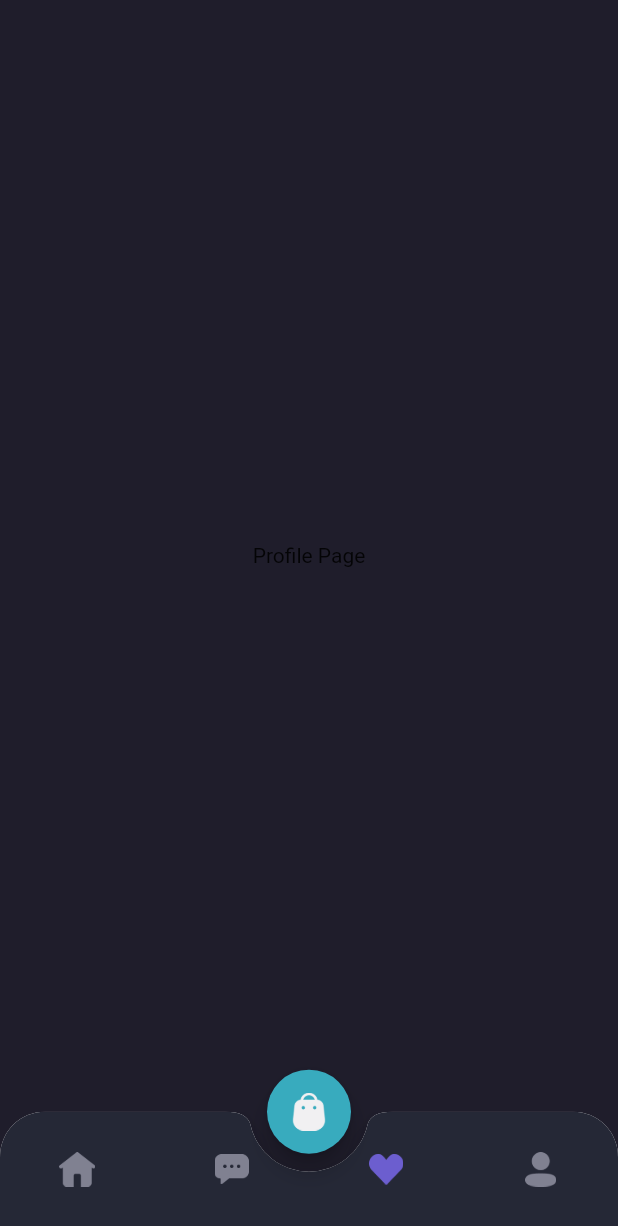
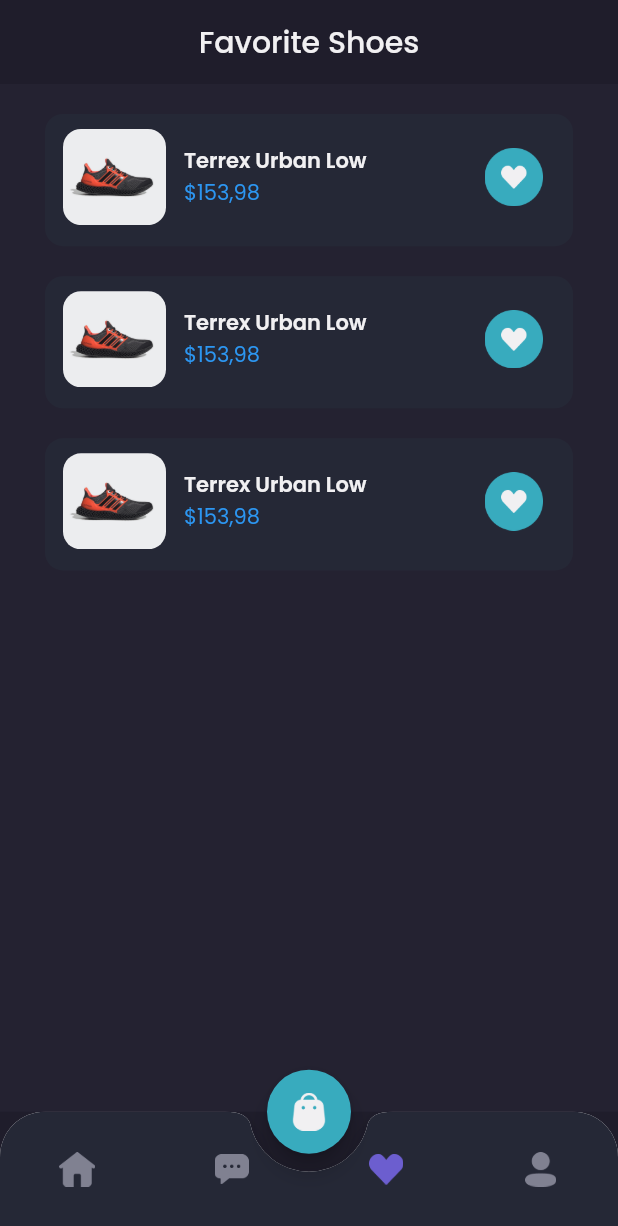
Before and after one commit to andripriyandi/Shoes-Market, a Flutter app: the MainPage screen opened by its route, item 3 of the bottom bar chosen, on a phone screen of 412 x 824 dp. Shown: the top 1226 px of the screen. Run offline on Flutter 3.47's test engine with Material 2 defaults, Android fonts, the phone set to English and light mode, and no system bars; our stand-ins replace flutter_screenutil, google_fonts.

Commit message:
[FEAT]: wishlist page

```diff
--- a/lib/pages/wishlist/wishlist_page.dart
+++ b/lib/pages/wishlist/wishlist_page.dart
@@ -1,14 +1,110 @@
 import 'package:flutter/material.dart';
+import 'package:flutter_screenutil/flutter_screenutil.dart';
+import 'package:shamo/theme.dart';
+import 'package:shamo/widgets/wishlist/wishlist_card_item.dart';
 
 class WishlistPage extends StatelessWidget {
   const WishlistPage({Key? key}) : super(key: key);
 
   @override
   Widget build(BuildContext context) {
-    return Container(
-      child: Center(
-        child: Text('Profile Page'),
-      ),
+    Widget header() {
+      return AppBar(
+        backgroundColor: backgroundColor1,
+        centerTitle: true,
+        title: Text(
+          'Favorite Shoes',
+          style: primaryTextStyle,
+        ),
+        elevation: 0,
+        automaticallyImplyLeading: false,
+      );
+    }
+
+    Widget emptyWihlist() {
+      return Expanded(
+        child: Container(
+          width: double.infinity,
+          color: backgroundColor3,
+          child: Column(
+            mainAxisAlignment: MainAxisAlignment.center,
+            children: [
+              Image.asset(
+                'assets/images/image_wishlist.png',
+                width: 74.w,
+              ),
+              const SizedBox(
+                height: 23,
+              ),
+              Text(
+                'You don\'t have an dream shoes?',
+                style: primaryTextStyle.copyWith(
+                    fontSize: 16.sp, fontWeight: medium),
+              ),
+              const SizedBox(
+                height: 12,
+              ),
+              Text(
+                'let\'s find your favorite shoes',
+                style: secondaryTextStyle,
+              ),
+              const SizedBox(
+                height: 20,
+              ),
+              Container(
+                margin: EdgeInsets.zero,
+                height: 44.h,
+                child: TextButton(
+                  onPressed: () {},
+                  style: TextButton.styleFrom(
+                    padding: const EdgeInsets.symmetric(
+                      vertical: 10,
+                      horizontal: 20,
+                    ),
+                    backgroundColor: primaryColor,
+                    shape: RoundedRectangleBorder(
+                      borderRadius: BorderRadius.circular(12),
+                    ),
+                  ),
+                  child: Text(
+                    'Explore Store',
+                    style: primaryTextStyle.copyWith(
+                      fontSize: 16.sp,
+                      fontWeight: medium,
+                    ),
+                  ),
+                ),
+              )
+            ],
+          ),
+        ),
+      );
+    }
+
+    Widget content() {
+      return Expanded(
+        child: Container(
+          color: backgroundColor3,
+          child: ListView(
+            padding: EdgeInsets.symmetric(
+              horizontal: defaultMargin,
+            ),
+            children: const [
+              WishlistCardItem(),
+              WishlistCardItem(),
+              WishlistCardItem(),
+            ],
+          ),
+        ),
+      );
+    }
+
+    return Column(
+      children: [
+        header(),
+        // emptyWihlist(),
+        content(),
+      ],
     );
   }
 }
--- /dev/null
+++ b/lib/widgets/wishlist/wishlist_card_item.dart
@@ -0,0 +1,62 @@
+import 'package:flutter/material.dart';
+import 'package:flutter_screenutil/flutter_screenutil.dart';
+import 'package:shamo/theme.dart';
+
+class WishlistCardItem extends StatelessWidget {
+  const WishlistCardItem({Key? key}) : super(key: key);
+
+  @override
+  Widget build(BuildContext context) {
+    return Container(
+      margin: const EdgeInsets.only(
+        top: 20,
+      ),
+      width: double.infinity,
+      padding: const EdgeInsets.only(
+        top: 10,
+        left: 12,
+        bottom: 14,
+        right: 20,
+      ),
+      decoration: BoxDecoration(
+        borderRadius: BorderRadius.circular(12),
+        color: backgroundColor4,
+      ),
+      child: Row(
+        children: [
+          ClipRRect(
+            borderRadius: BorderRadius.circular(12),
+            child: Image.asset(
+              'assets/images/image_shoes.png',
+              width: 60.w,
+            ),
+          ),
+          const SizedBox(
+            width: 12,
+          ),
+          Expanded(
+            child: Column(
+              crossAxisAlignment: CrossAxisAlignment.start,
+              children: [
+                Text(
+                  'Terrex Urban Low',
+                  style: primaryTextStyle.copyWith(
+                    fontWeight: semiBold,
+                  ),
+                ),
+                Text(
+                  '\$153,98',
+                  style: priceTextStyle,
+                ),
+              ],
+            ),
+          ),
+          Image.asset(
+            'assets/button/button_wishlist_blue.png',
+            width: 34.w,
+          )
+        ],
+      ),
+    );
+  }
+}
```
